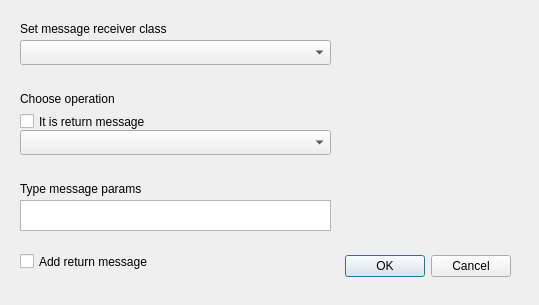
Before: the Qt Designer form src/controllers/addmessagedialog.ui in JohnyDevp/CPP_Project, drawn with Qt 5.
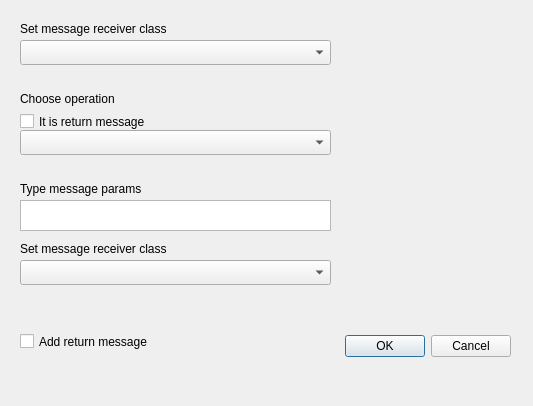
After: the same form once the commit is applied.

The edit to the form file:
```diff
--- a/src/controllers/addmessagedialog.ui
+++ b/src/controllers/addmessagedialog.ui
@@ -6,8 +6,8 @@
    <rect>
     <x>0</x>
     <y>0</y>
-    <width>539</width>
-    <height>305</height>
+    <width>533</width>
+    <height>406</height>
    </rect>
   </property>
   <property name="windowTitle">
@@ -17,7 +17,7 @@
    <property name="geometry">
     <rect>
      <x>30</x>
-     <y>250</y>
+     <y>330</y>
      <width>481</width>
      <height>32</height>
     </rect>
@@ -115,7 +115,7 @@
    <property name="geometry">
     <rect>
      <x>20</x>
-     <y>250</y>
+     <y>330</y>
      <width>191</width>
      <height>23</height>
     </rect>
@@ -124,6 +124,29 @@
     <string>Add return message</string>
    </property>
   </widget>
+  <widget class="QComboBox" name="cmbOperationType">
+   <property name="geometry">
+    <rect>
+     <x>20</x>
+     <y>260</y>
+     <width>311</width>
+     <height>25</height>
+    </rect>
+   </property>
+  </widget>
+  <widget class="QLabel" name="label_4">
+   <property name="geometry">
+    <rect>
+     <x>20</x>
+     <y>240</y>
+     <width>201</width>
+     <height>17</height>
+    </rect>
+   </property>
+   <property name="text">
+    <string>Set message receiver class</string>
+   </property>
+  </widget>
  </widget>
  <resources/>
  <connections>
```
